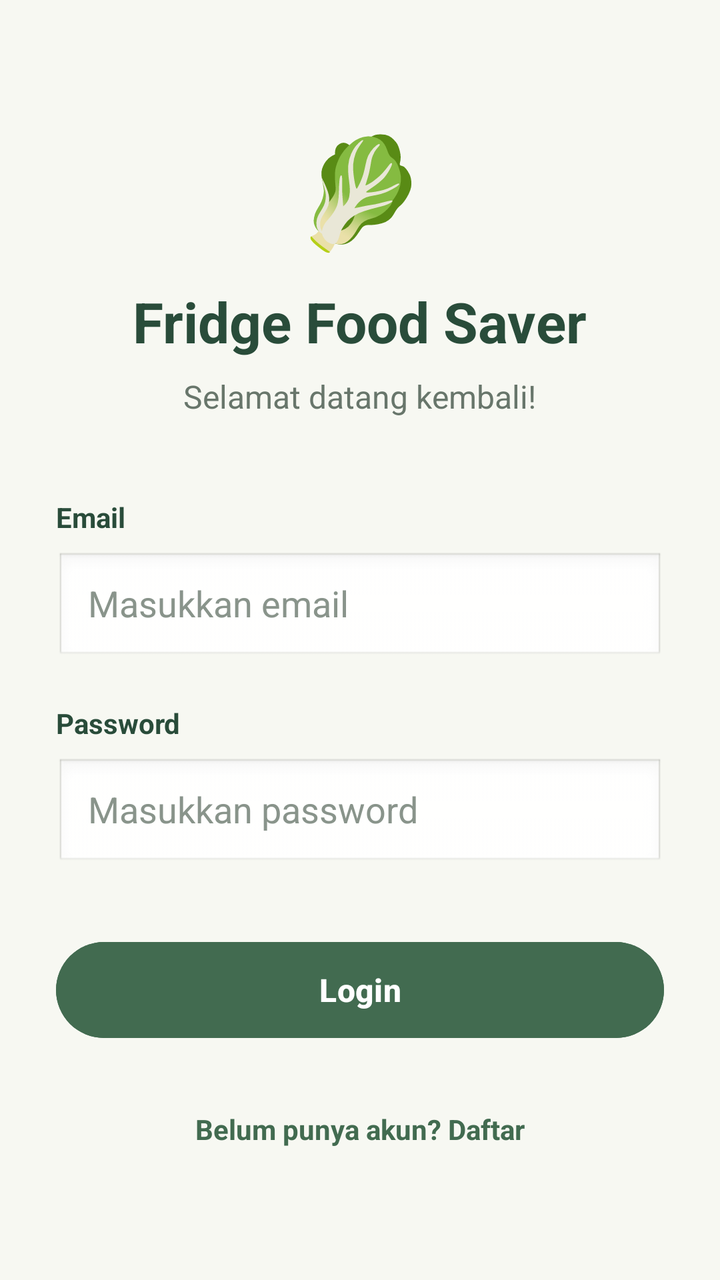
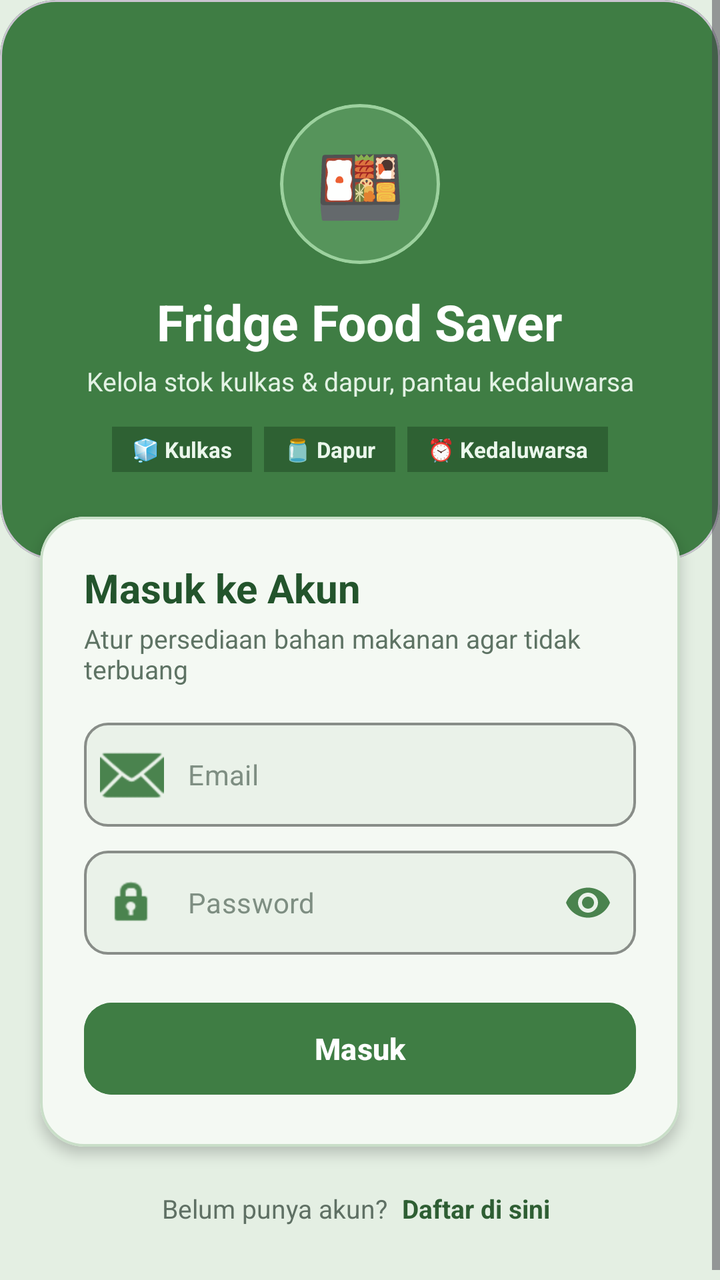

Screens rendered from an Android XML layout before and after an edit, with the pre-edit source and the edit as a unified diff.
<!-- AndroidManifest.xml: application theme Theme.FridgeFoodSaver -->
<!-- res/layout/activity_login.xml -->
<?xml version="1.0" encoding="utf-8"?>
<ScrollView xmlns:android="http://schemas.android.com/apk/res/android"
    android:layout_width="match_parent"
    android:layout_height="match_parent"
    android:background="#F7F8F2"
    android:fillViewport="true">

    <LinearLayout
        android:layout_width="match_parent"
        android:layout_height="match_parent"
        android:gravity="center"
        android:orientation="vertical"
        android:padding="28dp">

        <TextView
            android:layout_width="wrap_content"
            android:layout_height="wrap_content"
            android:text="🥬"
            android:textSize="54sp" />

        <TextView
            android:layout_width="wrap_content"
            android:layout_height="wrap_content"
            android:layout_marginTop="12dp"
            android:text="Fridge Food Saver"
            android:textColor="#294C3A"
            android:textSize="28sp"
            android:textStyle="bold" />

        <TextView
            android:layout_width="wrap_content"
            android:layout_height="wrap_content"
            android:layout_marginTop="8dp"
            android:text="Selamat datang kembali!"
            android:textColor="#68766B"
            android:textSize="16sp" />

        <TextView
            android:layout_width="match_parent"
            android:layout_height="wrap_content"
            android:layout_marginTop="40dp"
            android:text="Email"
            android:textColor="#294C3A"
            android:textSize="14sp"
            android:textStyle="bold" />

        <EditText
            android:id="@+id/etLoginEmail"
            android:layout_width="match_parent"
            android:layout_height="56dp"
            android:layout_marginTop="8dp"
            android:background="@android:drawable/edit_text"
            android:hint="Masukkan email"
            android:inputType="textEmailAddress"
            android:paddingHorizontal="16dp"
            android:singleLine="true"
            android:textColor="#26352B"
            android:textColorHint="#89948B" />

        <TextView
            android:layout_width="match_parent"
            android:layout_height="wrap_content"
            android:layout_marginTop="20dp"
            android:text="Password"
            android:textColor="#294C3A"
            android:textSize="14sp"
            android:textStyle="bold" />

        <EditText
            android:id="@+id/etLoginPassword"
            android:layout_width="match_parent"
            android:layout_height="56dp"
            android:layout_marginTop="8dp"
            android:background="@android:drawable/edit_text"
            android:hint="Masukkan password"
            android:inputType="textPassword"
            android:paddingHorizontal="16dp"
            android:singleLine="true"
            android:textColor="#26352B"
            android:textColorHint="#89948B" />

        <Button
            android:id="@+id/btnLogin"
            android:layout_width="match_parent"
            android:layout_height="56dp"
            android:layout_marginTop="32dp"
            android:backgroundTint="#426B50"
            android:text="Login"
            android:textAllCaps="false"
            android:textColor="#FFFFFF"
            android:textSize="16sp"
            android:textStyle="bold" />

        <TextView
            android:id="@+id/tvRegister"
            android:layout_width="wrap_content"
            android:layout_height="wrap_content"
            android:layout_marginTop="24dp"
            android:padding="8dp"
            android:text="Belum punya akun? Daftar"
            android:textColor="#426B50"
            android:textSize="14sp"
            android:textStyle="bold" />

    </LinearLayout>
</ScrollView>
<!-- resources referenced by this layout -->
<resources>
  <style name="Theme.FridgeFoodSaver" parent="Theme.Material3.DayNight.NoActionBar">
  
          <item name="colorPrimary">@color/sage_green</item>
          <item name="colorOnPrimary">@color/pure_white</item>
          <item name="colorSecondary">@color/warm_orange</item>
          <item name="android:statusBarColor">@color/soft_white</item>
          <item name="android:navigationBarColor">@color/soft_white</item>
          <item name="android:windowLightStatusBar">true</item>
          <item name="android:windowBackground">@color/soft_white</item>
      </style>
  <color name="sage_green">#78977B</color>
  <color name="pure_white">#FFFFFF</color>
  <color name="warm_orange">#E99A4A</color>
  <color name="soft_white">#F5F7F2</color>
</resources>

<!-- the commit's change to res/layout/activity_login.xml (unified diff, before → after) -->
@@ -1,106 +1,274 @@
 <?xml version="1.0" encoding="utf-8"?>
 <ScrollView xmlns:android="http://schemas.android.com/apk/res/android"
+    xmlns:app="http://schemas.android.com/apk/res-auto"
     android:layout_width="match_parent"
     android:layout_height="match_parent"
-    android:background="#F7F8F2"
+    android:background="#E4EFE3"
     android:fillViewport="true">
 
-    <LinearLayout
+    <androidx.constraintlayout.widget.ConstraintLayout
         android:layout_width="match_parent"
-        android:layout_height="match_parent"
-        android:gravity="center"
-        android:orientation="vertical"
-        android:padding="28dp">
-
-        <TextView
+        android:layout_height="wrap_content"
+        android:paddingBottom="28dp">
+
+
+        <com.google.android.material.card.MaterialCardView
+            android:id="@+id/loginTopBanner"
+            android:layout_width="0dp"
+            android:layout_height="wrap_content"
+            app:cardBackgroundColor="#3F7D44"
+            app:cardCornerRadius="28dp"
+            app:cardElevation="0dp"
+            app:layout_constraintEnd_toEndOf="parent"
+            app:layout_constraintStart_toStartOf="parent"
+            app:layout_constraintTop_toTopOf="parent">
+
+            <LinearLayout
+                android:layout_width="match_parent"
+                android:layout_height="wrap_content"
+                android:gravity="center"
+                android:orientation="vertical"
+                android:paddingStart="22dp"
+                android:paddingTop="52dp"
+                android:paddingEnd="22dp"
+                android:paddingBottom="44dp">
+
+                <com.google.android.material.card.MaterialCardView
+                    android:layout_width="80dp"
+                    android:layout_height="80dp"
+                    app:cardBackgroundColor="#56945B"
+                    app:cardCornerRadius="40dp"
+                    app:cardElevation="0dp"
+                    app:strokeColor="#9CD19E"
+                    app:strokeWidth="1.5dp">
+
+                    <TextView
+                        android:layout_width="match_parent"
+                        android:layout_height="match_parent"
+                        android:gravity="center"
+                        android:text="🍱"
+                        android:textSize="36sp" />
+
+                </com.google.android.material.card.MaterialCardView>
+
+                <TextView
+                    android:layout_width="wrap_content"
+                    android:layout_height="wrap_content"
+                    android:layout_marginTop="12dp"
+                    android:gravity="center"
+                    android:text="Fridge Food Saver"
+                    android:textColor="#FFFFFF"
+                    android:textSize="25sp"
+                    android:textStyle="bold" />
+
+                <TextView
+                    android:layout_width="wrap_content"
+                    android:layout_height="wrap_content"
+                    android:layout_marginTop="4dp"
+                    android:gravity="center"
+                    android:text="Kelola stok kulkas &amp; dapur, pantau kedaluwarsa"
+                    android:textColor="#E3F2E4"
+                    android:textSize="13sp" />
+
+
+                <LinearLayout
+                    android:layout_width="wrap_content"
+                    android:layout_height="wrap_content"
+                    android:layout_marginTop="14dp"
+                    android:gravity="center"
+                    android:orientation="horizontal">
+
+                    <TextView
+                        android:layout_width="wrap_content"
+                        android:layout_height="wrap_content"
+                        android:layout_marginEnd="6dp"
+                        android:background="#2E6133"
+                        android:paddingHorizontal="10dp"
+                        android:paddingVertical="4dp"
+                        android:text="🧊 Kulkas"
+                        android:textColor="#EBF7EC"
+                        android:textSize="11sp"
+                        android:textStyle="bold" />
+
+                    <TextView
+                        android:layout_width="wrap_content"
+                        android:layout_height="wrap_content"
+                        android:layout_marginEnd="6dp"
+                        android:background="#2E6133"
+                        android:paddingHorizontal="10dp"
+                        android:paddingVertical="4dp"
+                        android:text="🫙 Dapur"
+                        android:textColor="#EBF7EC"
+                        android:textSize="11sp"
+                        android:textStyle="bold" />
+
+                    <TextView
+                        android:layout_width="wrap_content"
+                        android:layout_height="wrap_content"
+                        android:background="#2E6133"
+                        android:paddingHorizontal="10dp"
+                        android:paddingVertical="4dp"
+                        android:text="⏰ Kedaluwarsa"
+                        android:textColor="#EBF7EC"
+                        android:textSize="11sp"
+                        android:textStyle="bold" />
+
+                </LinearLayout>
+
+            </LinearLayout>
+
+        </com.google.android.material.card.MaterialCardView>
+
+        <com.google.android.material.card.MaterialCardView
+            android:id="@+id/loginCard"
+            android:layout_width="0dp"
+            android:layout_height="wrap_content"
+            android:layout_marginStart="20dp"
+            android:layout_marginTop="-22dp"
+            android:layout_marginEnd="20dp"
+            app:cardBackgroundColor="#F4F9F3"
+            app:cardCornerRadius="22dp"
+            app:cardElevation="4dp"
+            app:layout_constraintEnd_toEndOf="parent"
+            app:layout_constraintStart_toStartOf="parent"
+            app:layout_constraintTop_toBottomOf="@+id/loginTopBanner"
+            app:strokeColor="#C9DEC8"
+            app:strokeWidth="1.2dp">
+
+            <LinearLayout
+                android:layout_width="match_parent"
+                android:layout_height="wrap_content"
+                android:orientation="vertical"
+                android:padding="22dp">
+
+                <TextView
+                    android:layout_width="wrap_content"
+                    android:layout_height="wrap_content"
+                    android:text="Masuk ke Akun"
+                    android:textColor="#23542C"
+                    android:textSize="20sp"
+                    android:textStyle="bold" />
+
+                <TextView
+                    android:layout_width="wrap_content"
+                    android:layout_height="wrap_content"
+                    android:layout_marginTop="3dp"
+                    android:text="Atur persediaan bahan makanan agar tidak terbuang"
+                    android:textColor="#5E7364"
+                    android:textSize="13sp" />
+
+                <com.google.android.material.textfield.TextInputLayout
+                    style="@style/Widget.MaterialComponents.TextInputLayout.OutlinedBox"
+                    android:layout_width="match_parent"
+                    android:layout_height="wrap_content"
+                    android:layout_marginTop="18dp"
+                    app:boxBackgroundColor="#EAF2E9"
+                    app:boxCornerRadiusBottomEnd="12dp"
+                    app:boxCornerRadiusBottomStart="12dp"
+                    app:boxCornerRadiusTopEnd="12dp"
+                    app:boxCornerRadiusTopStart="12dp"
+                    app:boxStrokeColor="#4A834E"
+                    app:boxStrokeWidth="1.2dp"
+                    app:hintEnabled="false"
+                    app:startIconDrawable="@android:drawable/ic_dialog_email"
+                    app:startIconTint="#4A834E">
+
+                    <com.google.android.material.textfield.TextInputEditText
+                        android:id="@+id/etLoginEmail"
+                        android:layout_width="match_parent"
+                        android:layout_height="52dp"
+                        android:hint="Email"
+                        android:inputType="textEmailAddress"
+                        android:paddingTop="12dp"
+                        android:paddingBottom="12dp"
+                        android:singleLine="true"
+                        android:textColor="#263D32"
+                        android:textColorHint="#7E8E82"
+                        android:textSize="14sp" />
+
+                </com.google.android.material.textfield.TextInputLayout>
+
+                <com.google.android.material.textfield.TextInputLayout
+                    style="@style/Widget.MaterialComponents.TextInputLayout.OutlinedBox"
+                    android:layout_width="match_parent"
+                    android:layout_height="wrap_content"
+                    android:layout_marginTop="12dp"
+                    app:boxBackgroundColor="#EAF2E9"
+                    app:boxCornerRadiusBottomEnd="12dp"
+                    app:boxCornerRadiusBottomStart="12dp"
+                    app:boxCornerRadiusTopEnd="12dp"
+                    app:boxCornerRadiusTopStart="12dp"
+                    app:boxStrokeColor="#4A834E"
+                    app:boxStrokeWidth="1.2dp"
+                    app:endIconMode="password_toggle"
+                    app:endIconTint="#4A834E"
+                    app:hintEnabled="false"
+                    app:startIconDrawable="@android:drawable/ic_lock_idle_lock"
+                    app:startIconTint="#4A834E">
+
+                    <com.google.android.material.textfield.TextInputEditText
+                        android:id="@+id/etLoginPassword"
+                        android:layout_width="match_parent"
+                        android:layout_height="52dp"
+                        android:hint="Password"
+                        android:inputType="textPassword"
+                        android:paddingTop="12dp"
+                        android:paddingBottom="12dp"
+                        android:singleLine="true"
+                        android:textColor="#263D32"
+                        android:textColorHint="#7E8E82"
+                        android:textSize="14sp" />
+
+                </com.google.android.material.textfield.TextInputLayout>
+
+                <com.google.android.material.button.MaterialButton
+                    android:id="@+id/btnLogin"
+                    android:layout_width="match_parent"
+                    android:layout_height="54dp"
+                    android:layout_marginTop="20dp"
+                    android:backgroundTint="#3F7D44"
+                    android:text="Masuk"
+                    android:textAllCaps="false"
+                    android:textColor="#FFFFFF"
+                    android:textSize="15sp"
+                    android:textStyle="bold"
+                    app:cornerRadius="14dp" />
+
+            </LinearLayout>
+
+        </com.google.android.material.card.MaterialCardView>
+
+
+        <LinearLayout
+            android:id="@+id/registerPrompt"
             android:layout_width="wrap_content"
             android:layout_height="wrap_content"
-            android:text="🥬"
-            android:textSize="54sp" />
-
-        <TextView
-            android:layout_width="wrap_content"
-            android:layout_height="wrap_content"
-            android:layout_marginTop="12dp"
-            android:text="Fridge Food Saver"
-            android:textColor="#294C3A"
-            android:textSize="28sp"
-            android:textStyle="bold" />
-
-        <TextView
-            android:layout_width="wrap_content"
-            android:layout_height="wrap_content"
-            android:layout_marginTop="8dp"
-            android:text="Selamat datang kembali!"
-            android:textColor="#68766B"
-            android:textSize="16sp" />
-
-        <TextView
-            android:layout_width="match_parent"
-            android:layout_height="wrap_content"
-            android:layout_marginTop="40dp"
-            android:text="Email"
-            android:textColor="#294C3A"
-            android:textSize="14sp"
-            android:textStyle="bold" />
-
-        <EditText
-            android:id="@+id/etLoginEmail"
-            android:layout_width="match_parent"
-            android:layout_height="56dp"
-            android:layout_marginTop="8dp"
-            android:background="@android:drawable/edit_text"
-            android:hint="Masukkan email"
-            android:inputType="textEmailAddress"
-            android:paddingHorizontal="16dp"
-            android:singleLine="true"
-            android:textColor="#26352B"
-            android:textColorHint="#89948B" />
-
-        <TextView
-            android:layout_width="match_parent"
-            android:layout_height="wrap_content"
-            android:layout_marginTop="20dp"
-            android:text="Password"
-            android:textColor="#294C3A"
-            android:textSize="14sp"
-            android:textStyle="bold" />
-
-        <EditText
-            android:id="@+id/etLoginPassword"
-            android:layout_width="match_parent"
-            android:layout_height="56dp"
-            android:layout_marginTop="8dp"
-            android:background="@android:drawable/edit_text"
-            android:hint="Masukkan password"
-            android:inputType="textPassword"
-            android:paddingHorizontal="16dp"
-            android:singleLine="true"
-            android:textColor="#26352B"
-            android:textColorHint="#89948B" />
-
-        <Button
-            android:id="@+id/btnLogin"
-            android:layout_width="match_parent"
-            android:layout_height="56dp"
-            android:layout_marginTop="32dp"
-            android:backgroundTint="#426B50"
-            android:text="Login"
-            android:textAllCaps="false"
-            android:textColor="#FFFFFF"
-            android:textSize="16sp"
-            android:textStyle="bold" />
-
-        <TextView
-            android:id="@+id/tvRegister"
-            android:layout_width="wrap_content"
-            android:layout_height="wrap_content"
-            android:layout_marginTop="24dp"
-            android:padding="8dp"
-            android:text="Belum punya akun? Daftar"
-            android:textColor="#426B50"
-            android:textSize="14sp"
-            android:textStyle="bold" />
-
-    </LinearLayout>
+            android:layout_marginTop="18dp"
+            android:gravity="center"
+            android:orientation="horizontal"
+            app:layout_constraintEnd_toEndOf="parent"
+            app:layout_constraintStart_toStartOf="parent"
+            app:layout_constraintTop_toBottomOf="@+id/loginCard">
+
+            <TextView
+                android:layout_width="wrap_content"
+                android:layout_height="wrap_content"
+                android:text="Belum punya akun? "
+                android:textColor="#5F7064"
+                android:textSize="13sp" />
+
+            <TextView
+                android:id="@+id/tvGoToRegister"
+                android:layout_width="wrap_content"
+                android:layout_height="wrap_content"
+                android:padding="4dp"
+                android:text="Daftar di sini"
+                android:textColor="#2E5E33"
+                android:textSize="13sp"
+                android:textStyle="bold" />
+
+        </LinearLayout>
+
+    </androidx.constraintlayout.widget.ConstraintLayout>
+
 </ScrollView>
